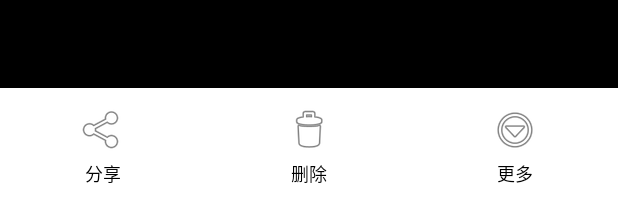
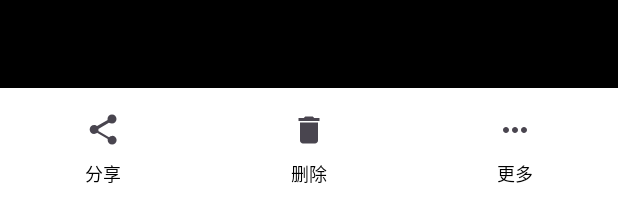
Before and after one commit to Akine-Ko/Photos, an Android app: the layout activity_album_viewer.xml on its own in the app's theme, with its tools: preview values and no code run, on a phone screen of 412 x 824 dp. Shown: the part 1034-1233 px from the top of the screen. Run offline under Robolectric (Android 15) with nearby library versions, the phone set to English and light mode, and no system bars.

Commit message:
图片查看器样式调整

```diff
--- /dev/null
+++ b/app/src/main/res/drawable/ic_delete_custom.xml
@@ -0,0 +1,11 @@
+<?xml version="1.0" encoding="utf-8"?>
+<vector xmlns:android="http://schemas.android.com/apk/res/android"
+    android:width="24dp"
+    android:height="24dp"
+    android:viewportWidth="24"
+    android:viewportHeight="24"
+    android:tint="?attr/colorControlNormal">
+    <path
+        android:fillColor="#FF000000"
+        android:pathData="M6,19c0,1.1 0.9,2 2,2h8c1.1,0 2,-0.9 2,-2V7H6v12zM19,4h-3.5l-1,-1h-5l-1,1H5v2h14V4z" />
+</vector>
--- /dev/null
+++ b/app/src/main/res/drawable/ic_more_custom.xml
@@ -0,0 +1,11 @@
+<?xml version="1.0" encoding="utf-8"?>
+<vector xmlns:android="http://schemas.android.com/apk/res/android"
+    android:width="24dp"
+    android:height="24dp"
+    android:viewportWidth="24"
+    android:viewportHeight="24"
+    android:tint="?attr/colorControlNormal">
+    <path
+        android:fillColor="#FF000000"
+        android:pathData="M6,10c-1.1,0 -2,0.9 -2,2s0.9,2 2,2 2,-0.9 2,-2 -0.9,-2 -2,-2zM12,10c-1.1,0 -2,0.9 -2,2s0.9,2 2,2 2,-0.9 2,-2 -0.9,-2 -2,-2zM18,10c-1.1,0 -2,0.9 -2,2s0.9,2 2,2 2,-0.9 2,-2 -0.9,-2 -2,-2z" />
+</vector>
--- /dev/null
+++ b/app/src/main/res/drawable/ic_share_custom.xml
@@ -0,0 +1,12 @@
+<?xml version="1.0" encoding="utf-8"?>
+<vector xmlns:android="http://schemas.android.com/apk/res/android"
+    android:width="24dp"
+    android:height="24dp"
+    android:viewportWidth="24"
+    android:viewportHeight="24"
+    android:tint="?attr/colorControlNormal"
+    android:autoMirrored="true">
+    <path
+        android:fillColor="#FF000000"
+        android:pathData="M18,16.08c-0.76,0 -1.44,0.3 -1.96,0.77L8.91,12.7c0.05,-0.23 0.09,-0.46 0.09,-0.7s-0.03,-0.47 -0.09,-0.7l7.02,-4.11C16.56,7.3 17.24,7.61 18,7.61c1.66,0 3,-1.35 3,-3.01S19.66,1.59 18,1.59s-3,1.35 -3,3.01c0,0.24 0.03,0.47 0.09,0.7L8.07,9.41C7.56,8.93 6.87,8.62 6.11,8.62c-1.66,0 -3,1.35 -3,3.01s1.34,3.01 3,3.01c0.76,0 1.45,-0.31 1.96,-0.79l7.11,4.17c-0.06,0.22 -0.09,0.45 -0.09,0.69 0,1.65 1.34,3 3,3s3,-1.35 3,-3 -1.34,-2.95 -3,-2.95z" />
+</vector>
--- a/app/src/main/res/layout/activity_album_viewer.xml
+++ b/app/src/main/res/layout/activity_album_viewer.xml
@@ -103,7 +103,7 @@
                     android:layout_height="40dp"
                     android:background="@android:color/transparent"
                     android:contentDescription="@string/share"
-                    android:src="@android:drawable/ic_menu_share" />
+                    android:src="@drawable/ic_share_custom" />
                 <TextView
                     android:layout_width="wrap_content"
                     android:layout_height="wrap_content"
@@ -125,7 +125,7 @@
                     android:layout_height="40dp"
                     android:background="@android:color/transparent"
                     android:contentDescription="@string/delete"
-                    android:src="@android:drawable/ic_menu_delete" />
+                    android:src="@drawable/ic_delete_custom" />
                 <TextView
                     android:layout_width="wrap_content"
                     android:layout_height="wrap_content"
@@ -147,7 +147,7 @@
                     android:layout_height="40dp"
                     android:background="@android:color/transparent"
                     android:contentDescription="@string/more"
-                    android:src="@android:drawable/ic_menu_more" />
+                    android:src="@drawable/ic_more_custom" />
                 <TextView
                     android:layout_width="wrap_content"
                     android:layout_height="wrap_content"
```
